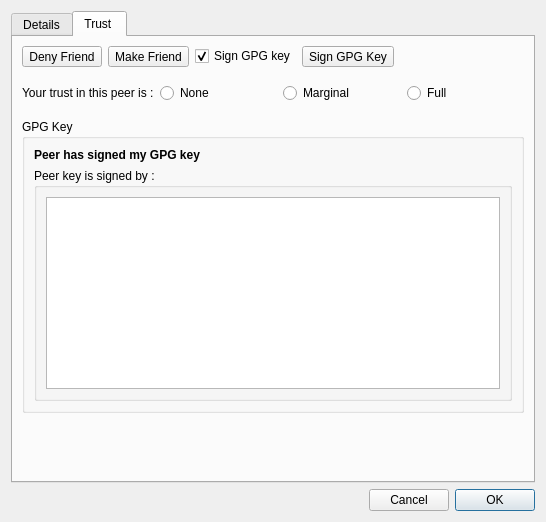
The window that retroshare-gui/src/gui/connect/ConfCertDialog.ui (RetroShare/RetroShare) describes before a commit, drawn with Qt 5.
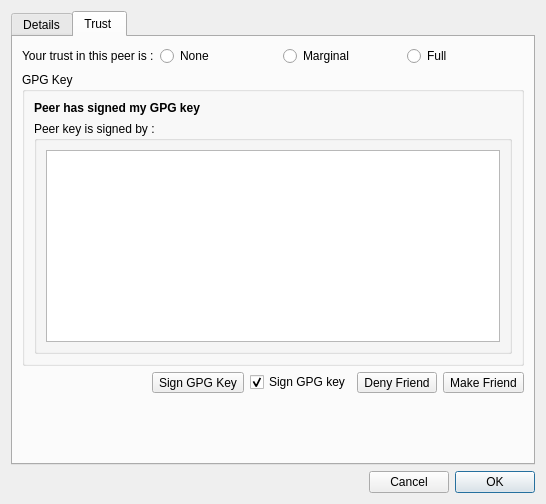
The same window after the commit. Icons and pictures are not drawn.

Commit message: moved the Buttons Make Friends,Deny Friend, Sig GPG Key to the Bottom of Trust Tab

Diff of the .ui file:
```diff
--- a/retroshare-gui/src/gui/connect/ConfCertDialog.ui
+++ b/retroshare-gui/src/gui/connect/ConfCertDialog.ui
@@ -7,7 +7,7 @@
     <x>0</x>
     <y>0</y>
     <width>546</width>
-    <height>522</height>
+    <height>504</height>
    </rect>
   </property>
   <property name="windowTitle">
@@ -253,116 +253,6 @@
        <string>Trust </string>
       </attribute>
       <layout class="QVBoxLayout" name="_9">
-       <item>
-        <layout class="QHBoxLayout" name="friendAndSignLayout">
-         <item>
-          <widget class="QToolButton" name="denyFriendButton">
-           <property name="text">
-            <string>Deny Friend</string>
-           </property>
-           <property name="icon">
-            <iconset resource="../images.qrc">
-             <normaloff>:/images/user/deny_user48.png</normaloff>:/images/user/deny_user48.png</iconset>
-           </property>
-           <property name="iconSize">
-            <size>
-             <width>48</width>
-             <height>48</height>
-            </size>
-           </property>
-           <property name="toolButtonStyle">
-            <enum>Qt::ToolButtonTextUnderIcon</enum>
-           </property>
-          </widget>
-         </item>
-         <item>
-          <widget class="QToolButton" name="make_friend_button">
-           <property name="text">
-            <string>Make Friend</string>
-           </property>
-           <property name="icon">
-            <iconset resource="../images.qrc">
-             <normaloff>:/images/user/add_user48.png</normaloff>:/images/user/add_user48.png</iconset>
-           </property>
-           <property name="iconSize">
-            <size>
-             <width>48</width>
-             <height>48</height>
-            </size>
-           </property>
-           <property name="toolButtonStyle">
-            <enum>Qt::ToolButtonTextUnderIcon</enum>
-           </property>
-          </widget>
-         </item>
-         <item>
-          <widget class="QCheckBox" name="signGPGKeyCheckBox">
-           <property name="text">
-            <string>Sign GPG key</string>
-           </property>
-           <property name="icon">
-            <iconset resource="../images.qrc">
-             <normaloff>:/images/view-certificate-sign-32.png</normaloff>:/images/view-certificate-sign-32.png</iconset>
-           </property>
-           <property name="iconSize">
-            <size>
-             <width>32</width>
-             <height>32</height>
-            </size>
-           </property>
-           <property name="checked">
-            <bool>true</bool>
-           </property>
-          </widget>
-         </item>
-         <item>
-          <widget class="QToolButton" name="signKeyButton">
-           <property name="text">
-            <string>Sign GPG Key</string>
-           </property>
-           <property name="icon">
-            <iconset resource="../images.qrc">
-             <normaloff>:/images/view-certificate-sign-32.png</normaloff>:/images/view-certificate-sign-32.png</iconset>
-           </property>
-           <property name="iconSize">
-            <size>
-             <width>48</width>
-             <height>48</height>
-            </size>
-           </property>
-          </widget>
-         </item>
-         <item>
-          <spacer name="horizontalSpacer">
-           <property name="orientation">
-            <enum>Qt::Horizontal</enum>
-           </property>
-           <property name="sizeHint" stdset="0">
-            <size>
-             <width>40</width>
-             <height>20</height>
-            </size>
-           </property>
-          </spacer>
-         </item>
-        </layout>
-       </item>
-       <item>
-        <spacer name="verticalSpacer_3">
-         <property name="orientation">
-          <enum>Qt::Vertical</enum>
-         </property>
-         <property name="sizeType">
-          <enum>QSizePolicy::Fixed</enum>
-         </property>
-         <property name="sizeHint" stdset="0">
-          <size>
-           <width>20</width>
-           <height>10</height>
-          </size>
-         </property>
-        </spacer>
-       </item>
        <item>
         <layout class="QHBoxLayout" name="wotLayout">
          <item>
@@ -425,22 +315,6 @@
          </item>
         </layout>
        </item>
-       <item>
-        <spacer name="verticalSpacer_4">
-         <property name="orientation">
-          <enum>Qt::Vertical</enum>
-         </property>
-         <property name="sizeType">
-          <enum>QSizePolicy::Fixed</enum>
-         </property>
-         <property name="sizeHint" stdset="0">
-          <size>
-           <width>20</width>
-           <height>10</height>
-          </size>
-         </property>
-        </spacer>
-       </item>
        <item>
         <widget class="QGroupBox" name="groupBox_3">
          <property name="font">
@@ -487,6 +361,100 @@
          </layout>
         </widget>
        </item>
+       <item>
+        <layout class="QHBoxLayout" name="friendAndSignLayout">
+         <item>
+          <spacer name="horizontalSpacer">
+           <property name="orientation">
+            <enum>Qt::Horizontal</enum>
+           </property>
+           <property name="sizeHint" stdset="0">
+            <size>
+             <width>40</width>
+             <height>20</height>
+            </size>
+           </property>
+          </spacer>
+         </item>
+         <item>
+          <widget class="QToolButton" name="signKeyButton">
+           <property name="text">
+            <string>Sign GPG Key</string>
+           </property>
+           <property name="icon">
+            <iconset resource="../images.qrc">
+             <normaloff>:/images/view-certificate-sign-32.png</normaloff>:/images/view-certificate-sign-32.png</iconset>
+           </property>
+           <property name="iconSize">
+            <size>
+             <width>48</width>
+             <height>48</height>
+            </size>
+           </property>
+          </widget>
+         </item>
+         <item>
+          <widget class="QCheckBox" name="signGPGKeyCheckBox">
+           <property name="text">
+            <string>Sign GPG key</string>
+           </property>
+           <property name="icon">
+            <iconset resource="../images.qrc">
+             <normaloff>:/images/view-certificate-sign-32.png</normaloff>:/images/view-certificate-sign-32.png</iconset>
+           </property>
+           <property name="iconSize">
+            <size>
+             <width>32</width>
+             <height>32</height>
+            </size>
+           </property>
+           <property name="checked">
+            <bool>true</bool>
+           </property>
+          </widget>
+         </item>
+         <item>
+          <widget class="QToolButton" name="denyFriendButton">
+           <property name="text">
+            <string>Deny Friend</string>
+           </property>
+           <property name="icon">
+            <iconset resource="../images.qrc">
+             <normaloff>:/images/user/deny_user48.png</normaloff>:/images/user/deny_user48.png</iconset>
+           </property>
+           <property name="iconSize">
+            <size>
+             <width>48</width>
+             <height>48</height>
+            </size>
+           </property>
+           <property name="toolButtonStyle">
+            <enum>Qt::ToolButtonTextUnderIcon</enum>
+           </property>
+          </widget>
+         </item>
+         <item>
+          <widget class="QToolButton" name="make_friend_button">
+           <property name="text">
+            <string>Make Friend</string>
+           </property>
+           <property name="icon">
+            <iconset resource="../images.qrc">
+             <normaloff>:/images/user/add_user48.png</normaloff>:/images/user/add_user48.png</iconset>
+           </property>
+           <property name="iconSize">
+            <size>
+             <width>48</width>
+             <height>48</height>
+            </size>
+           </property>
+           <property name="toolButtonStyle">
+            <enum>Qt::ToolButtonTextUnderIcon</enum>
+           </property>
+          </widget>
+         </item>
+        </layout>
+       </item>
        <item>
         <spacer name="verticalSpacer_2">
          <property name="orientation">
```
